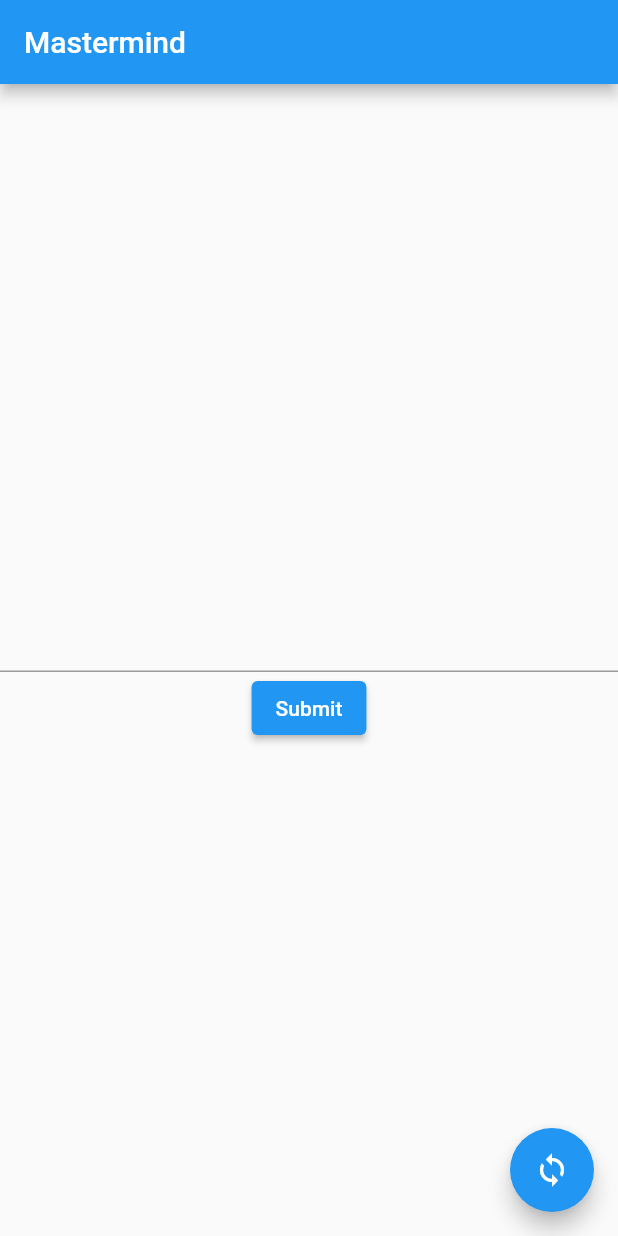
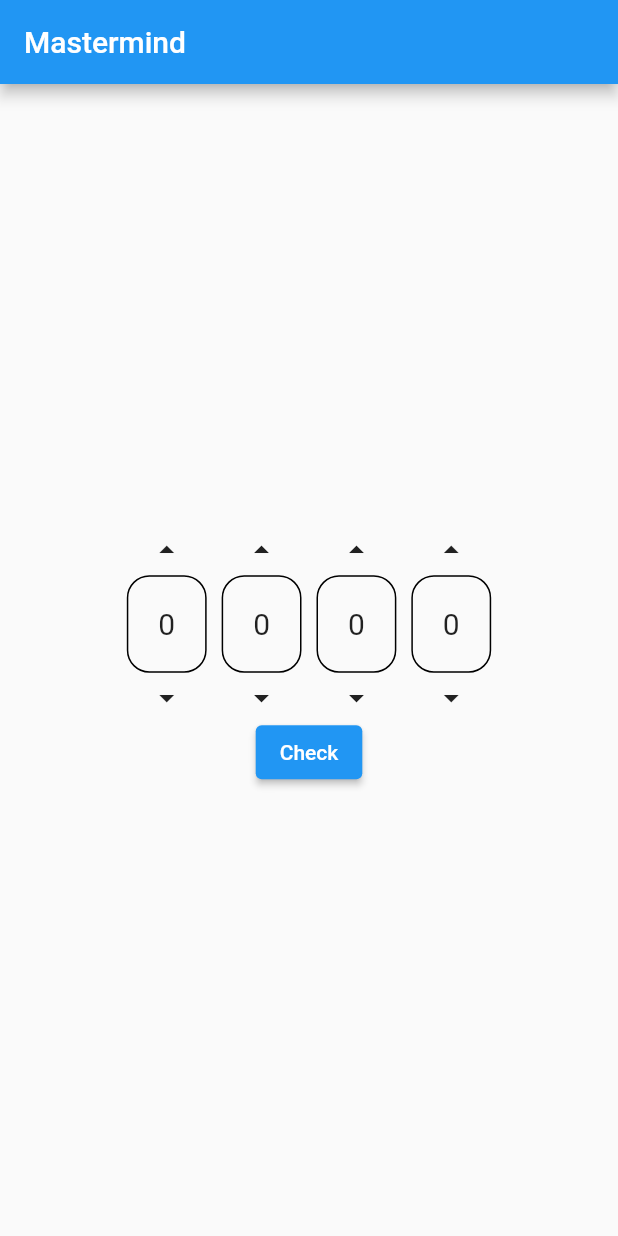
Before and after one commit to antigones/flutter-mastermind, a Flutter app: the screen it shows after launch, on a phone screen of 412 x 824 dp. Run offline on Flutter 3.47's test engine with Material 2 defaults, Android fonts, the light colour scheme and no system bars.

Commit message:
UI improvements

```diff
--- /dev/null
+++ b/lib/color_form_field.dart
@@ -0,0 +1,50 @@
+import 'package:flutter/material.dart';
+
+class ColorFormField extends FormField<int> {
+  ColorFormField(
+      {FormFieldSetter<int> onSaved,
+      FormFieldValidator<int> validator,
+      int initialValue = 0,
+      AutovalidateMode autovalidateMode = AutovalidateMode.always})
+      : super(
+            onSaved: onSaved,
+            validator: validator,
+            initialValue: initialValue,
+            autovalidateMode: AutovalidateMode.always,
+            builder: (FormFieldState<int> state) {
+              return Column(
+                children: [
+                  InkWell(
+                    child: Icon(Icons.arrow_drop_up),
+                    onTap: () {
+                      state.didChange((state.value + 1) % 10);
+                    },
+                  ),
+                  Container(
+                      margin: const EdgeInsets.all(5.0),
+                      padding: const EdgeInsets.all(20.0),
+                      decoration: BoxDecoration(
+                          border: Border.all(color: Colors.black),
+                          borderRadius: BorderRadius.all(Radius.circular(15))),
+                      child: Text(state.value.toString(),style: TextStyle(fontSize: 20),)),
+                  InkWell(
+                    child: Icon(Icons.arrow_drop_down),
+                    onTap: () {
+                      state.didChange((state.value - 1) % 10);
+                    },
+                  ),
+                ],
+              );
+              InkWell(
+                child: Container(
+                    margin: const EdgeInsets.all(15.0),
+                    padding: const EdgeInsets.all(20.0),
+                    decoration:
+                        BoxDecoration(border: Border.all(color: Colors.black)),
+                    child: Text(state.value.toString())),
+                onTap: () {
+                  state.didChange((state.value + 1) % 10);
+                },
+              );
+            });
+}
--- a/lib/game.dart
+++ b/lib/game.dart
@@ -5,10 +5,14 @@ import 'package:flutter/material.dart';
 class Game extends ChangeNotifier {
   List<int> codeColours = [0,1,2,3,4,5,6,7,8,9];
   List<int> _answer = [];
-  List<List<int>> _guessList = [];
+  List<Widget> _guessList = [];
   String _message="";
+  String get message => _message;
+  List<Widget> get guessList => _guessList;
 
-  String get message => _message;
+  Game() {
+    this.startGame();
+  }
 
   List<int> _checkGuess(List<int> guess) {
     int matches = 0;
@@ -39,15 +43,20 @@ class Game extends ChangeNotifier {
 
   void addGuess(List<int> guess) {
       List<int> matches_perms = _checkGuess(guess);
-      _guessList.add(guess);
-      print(_guessList);
+
       if (checkWin(matches_perms[0])) {
-        _message = "You won";
+        _message = "You won!";
       }
       else
         {
           _message = "Matches: "+matches_perms[0].toString()+"; Perms: "+matches_perms[1].toString();
         }
+      _guessList.add(Row(
+        mainAxisAlignment: MainAxisAlignment.center,
+        children: [
+          Text(guess.toString()+" "+_message)
+        ],
+      ));
       notifyListeners();
   }
 
--- a/lib/main.dart
+++ b/lib/main.dart
@@ -1,6 +1,7 @@
 import 'package:flutter/material.dart';
 import 'package:provider/provider.dart';
 
+import 'color_form_field.dart';
 import 'game.dart';
 
 void main() {
@@ -40,6 +41,7 @@ class MyHomePage extends StatelessWidget {
 
   @override
   Widget build(BuildContext context) {
+    List<int> _guess = [-1,-1,-1,-1];
 
     return Scaffold(
       appBar: AppBar(
@@ -50,48 +52,56 @@ class MyHomePage extends StatelessWidget {
         child: Form(
         key: _formKey,
         child: Column(
-
+          crossAxisAlignment: CrossAxisAlignment.center,
           mainAxisAlignment: MainAxisAlignment.center,
           children: <Widget>[
             Consumer<Game>(
               builder: (context, codeProvider, child) {
-                return Text('${codeProvider.message}');
+                return Column(
+                  crossAxisAlignment: CrossAxisAlignment.center,
+                  children: codeProvider.guessList,
+                );
               },
             ),
-            TextFormField(
-              controller: myController,
-              // The validator receives the text that the user has entered.
-              validator: (value) {
-                if (value == null || value.isEmpty) {
-                  return 'Please enter some text';
-                }
-                return null;
-              },
-            ),
+            Row(
+              mainAxisAlignment: MainAxisAlignment.center,
+              children: [
+              ColorFormField(onSaved: (value) {
+              _guess[0] = value;
+            },),
+              ColorFormField(onSaved: (value) {
+                _guess[1] = value;
+              }),
+              ColorFormField(onSaved: (value) {
+                _guess[2] = value;
+              }),
+              ColorFormField(onSaved: (value) {
+                _guess[3] = value;
+              }),],),
             ElevatedButton(
               onPressed: () {
                 // Validate returns true if the form is valid, or false otherwise.
                 if (_formKey.currentState.validate()) {
-                  // If the form is valid, display a snackbar. In the real world,
-                  // you'd often call a server or save the information in a database.
+                  _formKey.currentState.save();
+                  Set checkSet = Set.from(_guess);
+                  if (checkSet.length == _guess.length) {
+                    // no duplicates
+                    Provider.of<Game>(context, listen: false).addGuess(_guess);
+                  }
+                  else
                   ScaffoldMessenger.of(context)
-                      .showSnackBar(SnackBar(content: Text('Checking solution...')));
-                  List<int> guess = myController.text.split(",").map((e) => int.parse(e)).toList();
-                  Provider.of<Game>(context, listen: false).addGuess(guess);
+                      .showSnackBar(SnackBar(content: Text('The solution cannot contain duplicates')));
+                  //List<int> guess = myController.text.split(",").map((e) => int.parse(e)).toList();
+
                 }
               },
-              child: Text('Submit'),
+              child: Text('Check'),
             ),
-
           ],
         ),
       )
       ),
-      floatingActionButton: FloatingActionButton(
-        onPressed: () => startNewGame(context),
-        tooltip: 'Start New Game',
-        child: Icon(Icons.loop),
-      ), // This trailing comma makes auto-formatting nicer for build methods.
+
     );
   }
 }
```
Also changed, not shown: lib/game_grid.dart (deleted, +0 -30 lines).
